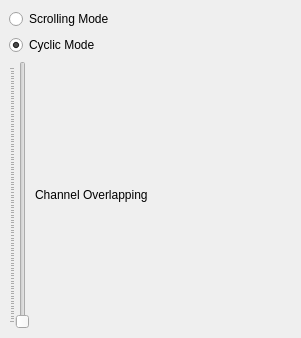
Above: src/config_widget/signal_presentation_dock_widget.ui from tools4BCI/TiA-Scope before the change. Below: the same form after it.
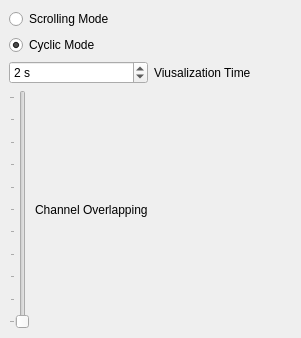
That is the form after the change.

Commit message: *Updated libs *Added code for channel label support as well as basic implementation of variable visualization time *Changed version number to 1.1

```diff
--- a/src/config_widget/signal_presentation_dock_widget.ui
+++ b/src/config_widget/signal_presentation_dock_widget.ui
@@ -47,6 +47,36 @@
       </property>
      </widget>
     </item>
+    <item>
+     <layout class="QHBoxLayout" name="horizontalLayoutTime">
+      <item>
+       <widget class="QSpinBox" name="spinBoxVisTime">
+        <property name="suffix">
+         <string> s</string>
+        </property>
+        <property name="minimum">
+         <number>1</number>
+        </property>
+        <property name="maximum">
+         <number>30</number>
+        </property>
+        <property name="value">
+         <number>2</number>
+        </property>
+       </widget>
+      </item>
+      <item>
+       <widget class="QLabel" name="labelTime">
+        <property name="text">
+         <string>Viusalization Time</string>
+        </property>
+        <property name="wordWrap">
+         <bool>true</bool>
+        </property>
+       </widget>
+      </item>
+     </layout>
+    </item>
     <item>
      <layout class="QHBoxLayout" name="horizontalLayout">
       <item>
```
The commit also changes 11 other files.
